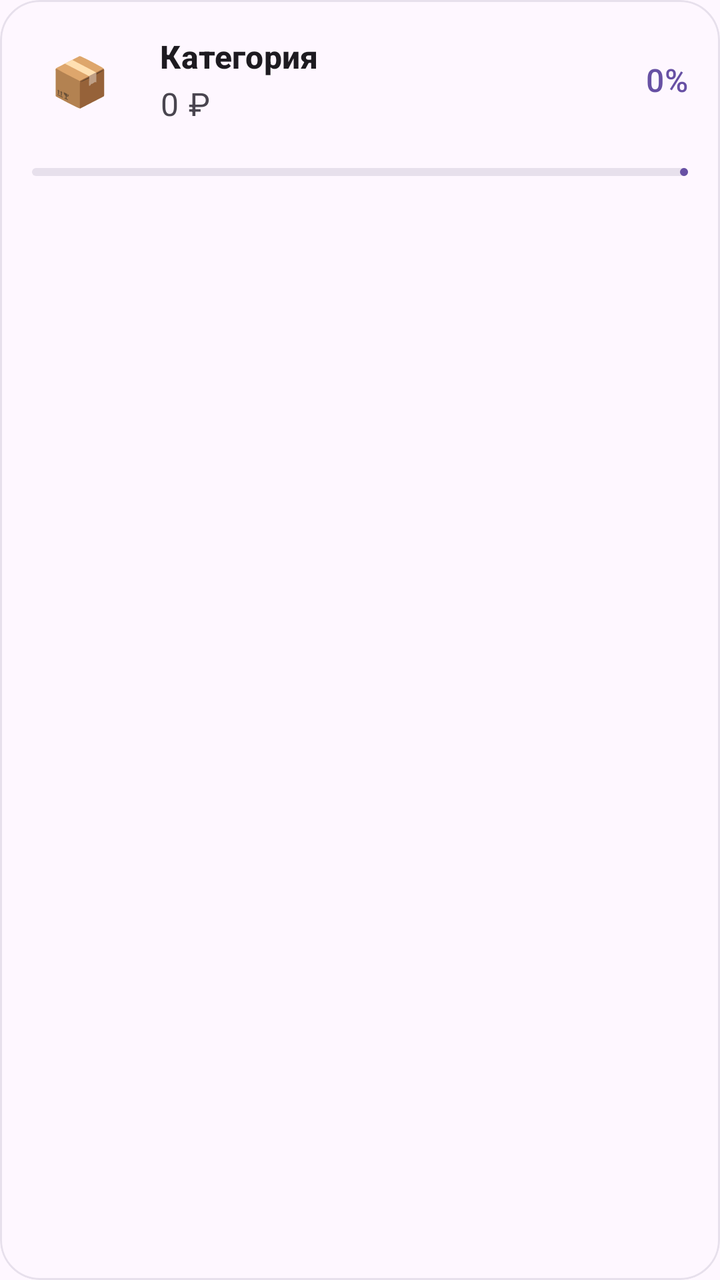
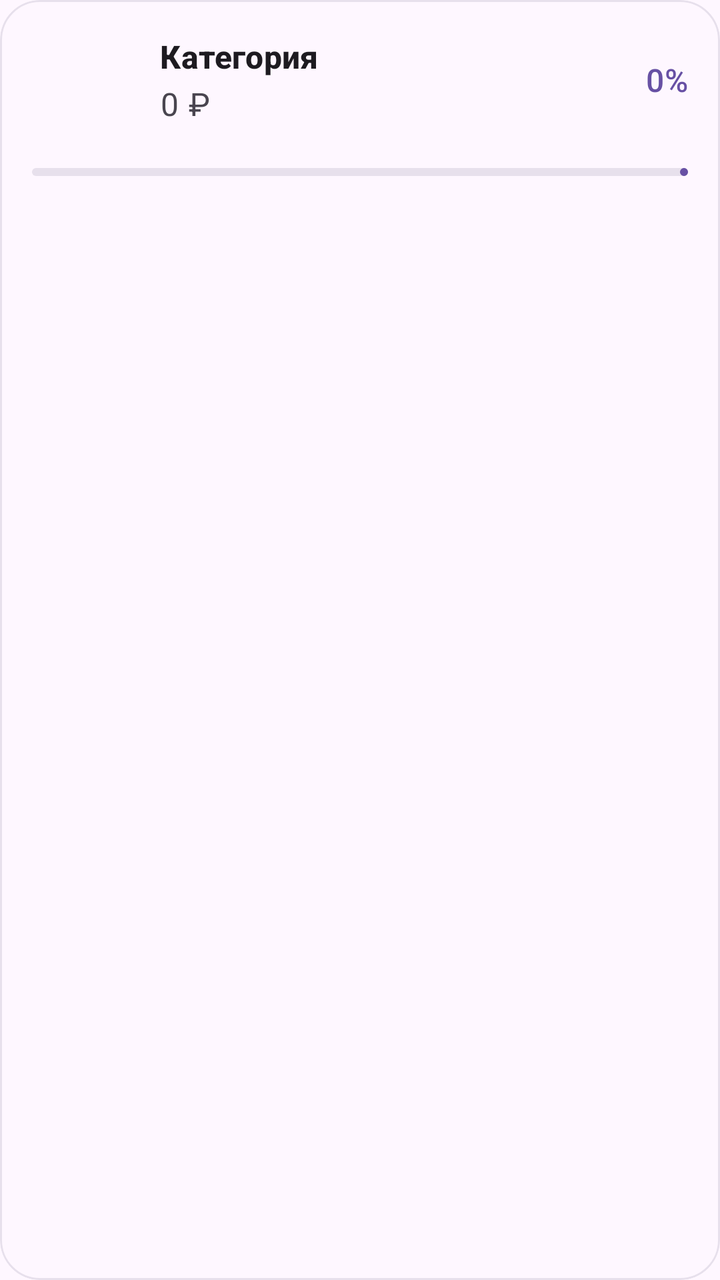

The first picture is an Android layout as it rendered before a commit; the second is the same layout after the commit. The layout source and the unified diff follow.
<!-- AndroidManifest.xml: application theme Theme.MoneyHelper -->
<!-- res/layout/item_category.xml -->
<?xml version="1.0" encoding="utf-8"?>
<com.google.android.material.card.MaterialCardView
    xmlns:android="http://schemas.android.com/apk/res/android"
    xmlns:app="http://schemas.android.com/apk/res-auto"
    android:layout_width="match_parent"
    android:layout_height="wrap_content"
    android:layout_marginHorizontal="16dp"
    android:layout_marginVertical="6dp"
    app:cardCornerRadius="20dp"
    app:cardElevation="0dp"
    app:strokeWidth="1dp"
    app:strokeColor="?attr/colorSurfaceVariant"
    app:cardBackgroundColor="?attr/colorSurface"
    android:clickable="true"
    android:focusable="true">

    <LinearLayout
        android:layout_width="match_parent"
        android:layout_height="wrap_content"
        android:orientation="vertical"
        android:padding="16dp">

        <LinearLayout
            android:layout_width="match_parent"
            android:layout_height="wrap_content"
            android:orientation="horizontal"
            android:gravity="center_vertical">

            
            <FrameLayout
                android:layout_width="48dp"
                android:layout_height="48dp"
                android:layout_marginEnd="16dp">

                <TextView
                    android:id="@+id/iconTextView"
                    android:layout_width="match_parent"
                    android:layout_height="match_parent"
                    android:text="📦"
                    android:textSize="24sp"
                    android:gravity="center"/>
            </FrameLayout>

            <LinearLayout
                android:layout_width="0dp"
                android:layout_height="wrap_content"
                android:layout_weight="1"
                android:orientation="vertical">

                <TextView
                    android:id="@+id/categoryNameTextView"
                    android:layout_width="match_parent"
                    android:layout_height="wrap_content"
                    android:text="Категория"
                    android:textAppearance="?attr/textAppearanceTitleMedium"
                    android:textColor="?attr/colorOnSurface"
                    android:textStyle="bold"/>

                <TextView
                    android:id="@+id/expenseTextView"
                    android:layout_width="match_parent"
                    android:layout_height="wrap_content"
                    android:text="0 ₽"
                    android:textAppearance="?attr/textAppearanceBodyLarge"
                    android:textColor="?attr/colorOnSurfaceVariant"
                    android:layout_marginTop="2dp"/>
            </LinearLayout>

            <TextView
                android:id="@+id/percentageTextView"
                android:layout_width="wrap_content"
                android:layout_height="wrap_content"
                android:text="0%"
                android:textAppearance="?attr/textAppearanceTitleMedium"
                android:textColor="?attr/colorPrimary"/>

        </LinearLayout>


        <LinearLayout
            android:layout_width="match_parent"
            android:layout_height="wrap_content"
            android:orientation="horizontal"
            android:layout_marginTop="4dp"
            android:layout_marginStart="52dp">

            <TextView
                android:id="@+id/budgetTextView"
                android:layout_width="0dp"
                android:layout_height="wrap_content"
                android:layout_weight="1"
                android:text="@string/budget_format"
                android:textSize="14sp"
                android:textColor="@android:color/darker_gray"
                android:visibility="gone"/>

            <TextView
                android:id="@+id/differenceTextView"
                android:layout_width="wrap_content"
                android:layout_height="wrap_content"
                android:text="±0 ₽"
                android:textSize="14sp"
                android:textStyle="bold"
                android:visibility="gone"/>

        </LinearLayout>
        <com.google.android.material.progressindicator.LinearProgressIndicator
            android:id="@+id/budgetProgressBar"
            android:layout_width="match_parent"
            android:layout_height="wrap_content"
            android:layout_marginTop="16dp"
            app:trackCornerRadius="4dp"
            app:indicatorColor="?attr/colorPrimary"
            app:trackColor="?attr/colorSurfaceVariant"
            android:max="100"
            android:progress="0" />

    </LinearLayout>
</com.google.android.material.card.MaterialCardView>
<!-- resources referenced by this layout -->
<resources>
  <string name="budget_format">Бюджет: %1$.0f ₽</string>
  <style name="Theme.MoneyHelper" parent="Base.Theme.MoneyHelper" />
  <style name="Base.Theme.MoneyHelper" parent="Theme.Material3.DayNight.NoActionBar">
          
          
      </style>
</resources>

<!-- the commit's change to res/layout/item_category.xml (unified diff, before → after) -->
@@ -32,13 +32,13 @@
                 android:layout_height="48dp"
                 android:layout_marginEnd="16dp">
 
-                <TextView
+                <ImageView
                     android:id="@+id/iconTextView"
                     android:layout_width="match_parent"
                     android:layout_height="match_parent"
-                    android:text="📦"
-                    android:textSize="24sp"
-                    android:gravity="center"/>
+                    android:scaleType="centerInside"
+                    android:padding="4dp" />
+
             </FrameLayout>
 
             <LinearLayout
